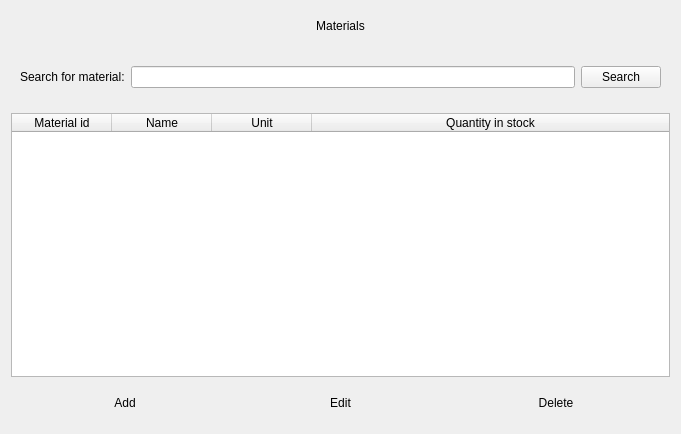
MagdaOleksandrTeam/ProductionPlanner, file ui/MaterialView.ui: the form before one commit.
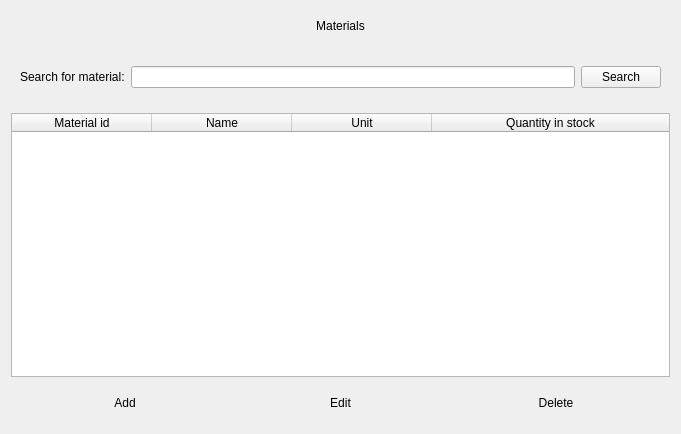
The form after the commit.

```diff
--- a/ui/MaterialView.ui
+++ b/ui/MaterialView.ui
@@ -85,6 +85,9 @@
      <property name="columnCount">
       <number>4</number>
      </property>
+     <attribute name="horizontalHeaderDefaultSectionSize">
+      <number>140</number>
+     </attribute>
      <attribute name="horizontalHeaderStretchLastSection">
       <bool>true</bool>
      </attribute>
```
